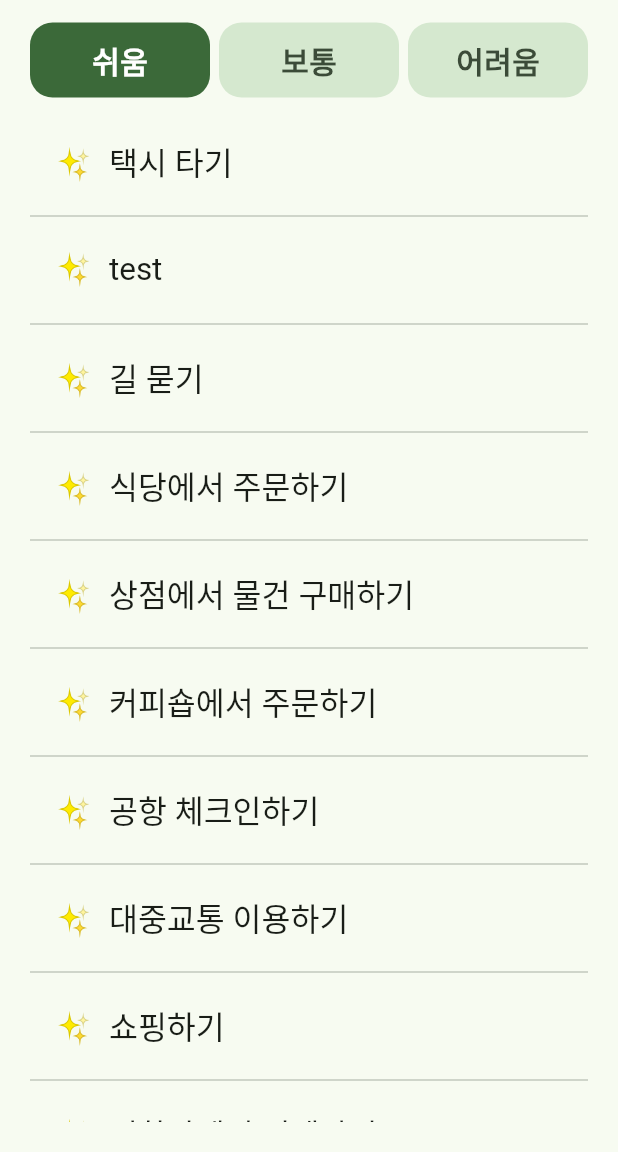
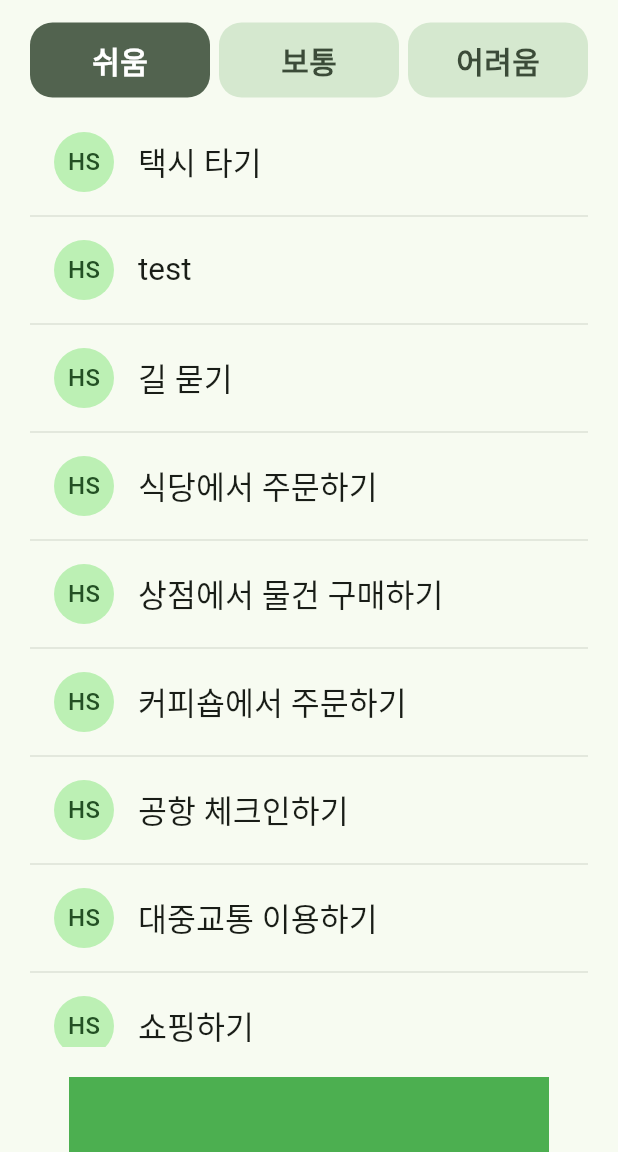
Before and after one commit to thisisJJK/hoomss, a Flutter app: the ChatListView screen opened directly, on a phone screen of 412 x 824 dp, the part 84-1236 px from its top. Run offline on Flutter 3.47's test engine with Material 3 defaults, Android fonts, the phone set to English and light mode, and no system bars; our stand-ins replace auto_size_text, flutter_feather_icons, get, percent_indicator, sqflite; accounts and stored records are empty.

Commit message:
ui 보완 및 광고위치설정

```diff
--- a/lib/data/database_service.dart
+++ b/lib/data/database_service.dart
@@ -14,7 +14,7 @@ class DatabaseService {
   DatabaseService._internal() {
     databaseConfig();
   }
-
+//db 설정
   Future<bool> databaseConfig() async {
     try {
       database = openDatabase(
--- a/lib/ui/1/chat_list/chat_list_view.dart
+++ b/lib/ui/1/chat_list/chat_list_view.dart
@@ -16,7 +16,10 @@ class ChatListView extends StatelessWidget {
   Widget build(BuildContext context) {
     return Scaffold(
       appBar: appbar(context),
-      body: Padding(
+      body: Column(
+        children: [
+          Expanded(
+            child: Padding(
               padding: const EdgeInsets.fromLTRB(20, 0, 20, 20),
               child: Column(
                 children: [
@@ -32,40 +35,62 @@ class ChatListView extends StatelessWidget {
                 ],
               ),
             ),
+          ),
+          SafeArea(
+            child: Container(
+              color: Colors.green,
+              width: 320,
+              height: 50,
+            ),
+          )
+        ],
+      ),
     );
   }
 
   Expanded list() {
-    return Expanded(child: Obx(() {
+    return Expanded(
+      child: Obx(
+        () {
           if (chatListViewModel.filterChats.isEmpty) {
             return const Center(
               child: Text('empty'),
             );
           }
-
           return ListView.separated(
-        separatorBuilder: (context, index) => const Divider(),
+            separatorBuilder: (context, index) => const Divider(
+              thickness: 0.5,
+            ),
             itemCount: chatListViewModel.filterChats.length,
             itemBuilder: (BuildContext context, int index) {
-          return Center(
-            child: ListTile(
+              return ListTile(
                 onTap: () {
                   final filterChat = chatListViewModel.filterChats[index];
                   Get.to(() => ChatView(
                         chat: filterChat,
                       ));
                 },
-              title:
-                  Text('✨  ${chatListViewModel.filterChats[index].situation}'),
+                leading: CircleAvatar(
+                  backgroundColor:
+                      Theme.of(context).colorScheme.primaryContainer,
+                  child: Text(
+                    'HS',
+                    style: TextStyle(
+                      color: Theme.of(context).colorScheme.onPrimaryContainer,
+                    ),
+                  ),
+                ),
+                title: Text(chatListViewModel.filterChats[index].situation),
                 titleTextStyle: TextStyle(
                   fontSize: 21,
                   color: Theme.of(context).colorScheme.onSurface,
                 ),
-            ),
               );
             },
           );
-    }));
+        },
+      ),
+    );
   }
 
   Padding difficulty() {
--- a/lib/ui/1/chat_list/widget/difficulty_btn.dart
+++ b/lib/ui/1/chat_list/widget/difficulty_btn.dart
@@ -26,7 +26,7 @@ class DifficultyBtn extends StatelessWidget {
       child: Container(
         decoration: BoxDecoration(
           color: isSelected
-              ? Theme.of(context).colorScheme.primary
+              ? Theme.of(context).colorScheme.secondary
               : Theme.of(context).colorScheme.secondaryContainer,
           borderRadius: BorderRadius.circular(15),
         ),
@@ -39,7 +39,7 @@ class DifficultyBtn extends StatelessWidget {
                 fontWeight: FontWeight.w600,
                 fontSize: 20,
                 color: isSelected
-                    ? Theme.of(context).colorScheme.onPrimary
+                    ? Theme.of(context).colorScheme.onSecondary
                     : Theme.of(context).colorScheme.onSecondaryContainer),
           ),
         ),
```
Also changed, not shown: lib/ui/1/chat/chat_view.dart (+29 -21 lines), lib/ui/2/quiz/quiz_view.dart (+9 -5 lines), lib/ui/2/word/word_view.dart (+20 -1 lines). Lines whose indentation alone changed are shown as unchanged.
